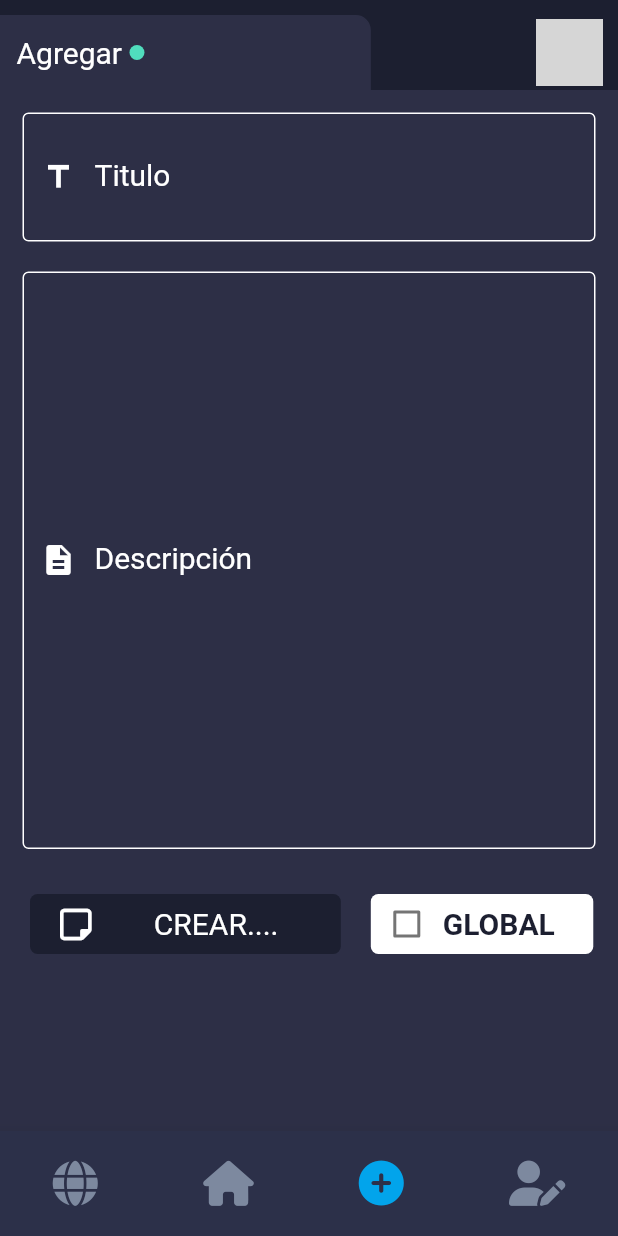
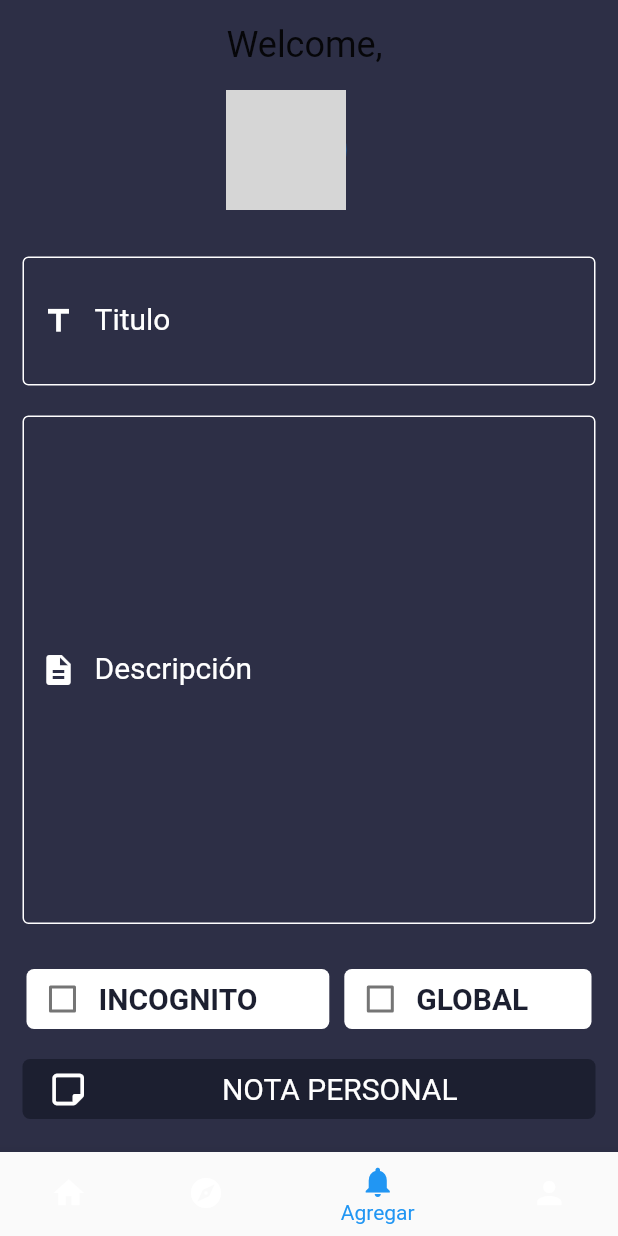
Before and after one commit to tinguar/todo-list, a Flutter app: the Home screen opened directly with empty values, item 3 of the bottom bar chosen, on a phone screen of 412 x 824 dp. Run offline on Flutter 3.47's test engine with Material 2 defaults, Android fonts, the phone set to English and light mode, and no system bars; our stand-ins replace cloud_firestore, firebase_auth, firebase_core, font_awesome_flutter, google_sign_in; accounts and stored records are empty; network calls fail; grey boxes are pictures that could not be loaded.

```diff
--- a/lib/src/provider/navigator_bar.dart
+++ b/lib/src/provider/navigator_bar.dart
@@ -1,12 +1,12 @@
 import 'package:flutter/material.dart';
 
-class NavigatorBar extends ChangeNotifier {
-  int _selectedIndex = 0;
+class NavigationProvider with ChangeNotifier {
+  int _currentIndex = 0;
 
-  int get selectedIndex => _selectedIndex;
+  int get currentIndex => _currentIndex;
 
-  void setTabIndex(int index) {
-    _selectedIndex = index;
+  void changePage(int index) {
+    _currentIndex = index;
     notifyListeners();
   }
 }
--- a/lib/src/provider/provider.dart
+++ b/lib/src/provider/provider.dart
@@ -1 +1,2 @@
 export 'navigator_bar.dart';
+export 'notes.dart';
--- a/lib/src/view/home.dart
+++ b/lib/src/view/home.dart
@@ -1,50 +1,88 @@
 import 'package:firebase_auth/firebase_auth.dart';
 import 'package:flutter/material.dart';
-import 'package:font_awesome_flutter/font_awesome_flutter.dart';
 import 'package:provider/provider.dart';
-import 'package:to_do_list/src/firebase/firebase.dart';
 import 'package:to_do_list/src/style/style.dart';
 import 'package:to_do_list/src/view/layout/home/home.dart';
 
+import '../constant/constant.dart';
 import '../provider/provider.dart';
-import '../widget/widget.dart';
-import 'layout/home/todo.dart';
 
 class Home extends StatelessWidget {
   final User? user;
 
-  const Home({super.key, required this.user});
+  const Home({Key? key, required this.user}) : super(key: key);
+
   @override
   Widget build(BuildContext context) {
-    final appStateManager = Provider.of<NavigatorBar>(context);
+    final sizeW = Responsive.isResponsiveWidth(context, 1);
 
-    return Scaffold(
-      backgroundColor: ColorS.background,
-      body: Todo(user: user),
-      bottomNavigationBar: BottomAppBar(
-        color: ColorS.backgroundB,
-        child: Row(
-          mainAxisAlignment: MainAxisAlignment.spaceAround,
+    final List<Widget> pages = [
+      Init(),
+      Init(),
+      Add(user: user),
+      Init(),
+    ];
+
+    return SafeArea(
+      child: Scaffold(
+        backgroundColor: ColorS.background,
+        body: Column(
           children: [
-            IconButtonNavigatorBar(
-              icon: FontAwesomeIcons.globe,
-              bar: appStateManager,
-              number: 0,
+            Padding(
+              padding: const EdgeInsets.all(16.0),
+              child: Column(
+                crossAxisAlignment: CrossAxisAlignment.start,
+                children: [
+                  Text(
+                    'Welcome, ${user?.displayName}',
+                    style: const TextStyle(fontSize: 24),
+                  ),
+                  const SizedBox(height: 16),
+                  CircleAvatar(
+                    backgroundImage: NetworkImage(user?.photoURL ?? ''),
+                    radius: 40,
+                  ),
+                ],
+              ),
             ),
-            IconButtonNavigatorBar(
-              icon: FontAwesomeIcons.house,
-              bar: appStateManager,
-              number: 1,
+            Expanded(
+              child: SingleChildScrollView(
+                child: SizedBox(
+
+                  child: IndexedStack(
+                    index:
+                        Provider.of<NavigationProvider>(context).currentIndex,
+                    children: pages,
+                  ),
+                ),
+              ),
             ),
-            IconButtonNavigatorBar(
-              icon: FontAwesomeIcons.circlePlus,
-              bar: appStateManager,
-              number: 2,
+          ],
+        ),
+        bottomNavigationBar: BottomNavigationBar(
+          fixedColor: Colors.blue,
+          backgroundColor: Colors.blue,
+          currentIndex: Provider.of<NavigationProvider>(context).currentIndex,
+          onTap: (int index) {
+            Provider.of<NavigationProvider>(context, listen: false)
+                .changePage(index);
+          },
+          items: const [
+            BottomNavigationBarItem(
+              icon: Icon(Icons.home),
+              label: 'Global',
             ),
-            IconButtonNavigatorBar(
-              icon: FontAwesomeIcons.userPen,
-              bar: appStateManager,
-              number: 3,
+            BottomNavigationBarItem(
+              icon: Icon(Icons.explore),
+              label: 'Inicio',
+            ),
+            BottomNavigationBarItem(
+              icon: Icon(Icons.notifications),
+              label: 'Agregar',
+            ),
+            BottomNavigationBarItem(
+              icon: Icon(Icons.person),
+              label: 'Usuario',
             ),
           ],
         ),
--- a/lib/src/view/layout/home/add.dart
+++ b/lib/src/view/layout/home/add.dart
@@ -24,6 +24,7 @@ class _AddState extends State<Add> {
   final _formKey = GlobalKey<FormState>();
   bool _isPublic = false;
   bool _isLoading = false;
+  bool _isIncognito = false;
   TextEditingController _titleController = TextEditingController();
   TextEditingController _descriptionController = TextEditingController();
 
@@ -31,6 +32,16 @@ class _AddState extends State<Add> {
   Widget build(BuildContext context) {
     final sizeW = Responsive.isResponsiveWidth(context, 1);
     final sizeH = Responsive.isResponsiveHeight(context, 1);
+
+    String buttonTitle = '';
+
+    if (!_isPublic && !_isIncognito) {
+      buttonTitle = 'Nota personal'.toUpperCase();
+    } else if (_isPublic && !_isIncognito) {
+      buttonTitle = 'Nota global'.toUpperCase();
+    } else if (_isPublic && _isIncognito) {
+      buttonTitle = 'Nota global privada'.toUpperCase();
+    }
 
     return Form(
       key: _formKey,
@@ -57,11 +68,15 @@ class _AddState extends State<Add> {
           ),
           Padding(
             padding: const EdgeInsets.only(
-                left: 15, right: 15, top: 5, bottom: 10),
+              left: 15,
+              right: 15,
+              top: 5,
+              bottom: 10,
+            ),
             child: TextFormField(
               style: TextS.title,
               controller: _descriptionController,
-              maxLines: 15,
+              maxLines: 13,
               decoration: FormTextC.loginInputDecoration(
                 hint: 'Descripción',
                 label: 'Descripción',
@@ -69,17 +84,61 @@ class _AddState extends State<Add> {
               ),
             ),
           ),
+
+          const SizedBox(height: 20.0),
           Row(
+            mainAxisAlignment: MainAxisAlignment.center,
             children: [
-              SizedBox(
-                width: sizeW * 0.6,
+              IgnorePointer(
+                ignoring: _isPublic == true ? false : true,
+                child: Checkout(
+                  value: _isIncognito,
+                  size: sizeW * 0.49,
+                  onChanged: (bool? value) {
+                    setState(() {
+                      _isIncognito = value ?? false;
+                    });
+                  },
+                  style: TextS.titleW,
+                  text: 'incognito',
+                ),
+              ),
+              const SizedBox(width: 10.0),
+              Checkout(
+                value: _isPublic,
+                size: sizeW * 0.4,
+                onChanged: (bool? value) {
+                  setState(() {
+                    _isPublic = value ?? false;
+                  });
+                },
+                style: TextS.titleW,
+                text: 'Global',
+              ),
+            ],
+          ),
+          const SizedBox(
+            height: 10.0,
+          ),
+          _isLoading
+              ? SizedBox(
+                  width: sizeW - 10.0,
+                  child: const Padding(
+                    padding: EdgeInsets.only(right: 30.0),
+                    child: CircularProgressIndicator(
+                      color: Colors.white,
+                    ),
+                  ),
+                )
+              : SizedBox(
+                  width: sizeW,
                   child: ButtonIconOnpress(
                     color: ColorS.button,
                     icon: const FaIcon(
                       FontAwesomeIcons.noteSticky,
                       color: Colors.white,
                     ),
-                  text: 'Crear....'.toUpperCase(),
+                    text: buttonTitle,
                     textS: TextS.title,
                     onTap: () async {
                       if (_formKey.currentState!.validate()) {
@@ -91,7 +150,7 @@ class _AddState extends State<Add> {
                             title: _titleController.text,
                             description: _descriptionController.text,
                             isPublic: _isPublic,
-                      );
+                            isIncognito: _isIncognito);
                         await FirebaseAuthUser.instance()
                             .saveNoteWithUser(note);
 
@@ -99,54 +158,15 @@ class _AddState extends State<Add> {
                           _isLoading = false;
                           _titleController.clear();
                           _descriptionController.clear();
-                        _isPublic = false; // Restablecer el valor del checkbox
+                          _isPublic = false;
+                          _isIncognito = false;
                         });
                       }
                     },
                   ),
                 ),
-              _isLoading
-                  ? SizedBox(
-                width: sizeW * 0.4,
-                child: const Padding(
-                  padding: EdgeInsets.only(right: 30.0),
-                  child: CircularProgressIndicator(
-                    color: Colors.white,
-                  ),
-                ),
-              )
-                  : SizedBox(
-                width: sizeW * 0.36,
-                child: Container(
-                  height: 40.0,
-                  decoration: BoxDecoration(
-                    color: Colors.white,
-                    borderRadius: BorderRadius.circular(5.0),
-                  ),
-                  child: Row(
-                    children: [
-                      Checkbox(
-                        value: _isPublic,
-                        activeColor: const Color(0xFF1c1f30),
-                        checkColor: const Color(0xFF1c1f30),
-                        focusColor: const Color(0xFF1c1f30),
-                        hoverColor: const Color(0xFF1c1f30),
-                        onChanged: (bool? value) {
-                          setState(() {
-                            _isPublic = value ?? false;
-                          });
-                        },
-                      ),
-                      Text(
-                        'global'.toUpperCase(),
-                        style: TextS.titleW,
-                      )
-                    ],
-                  ),
-                ),
-              ),
-            ],
-          ),
+
+          // value: _isPublic,
         ],
       ),
     );
--- a/lib/src/view/layout/home/home.dart
+++ b/lib/src/view/layout/home/home.dart
@@ -1,4 +1,5 @@
 export 'todo.dart';
 export 'person.dart';
 export 'add.dart';
-export 'like.dart';
+export 'init.dart';
+export 'global.dart';
--- a/lib/src/view/layout/home/person.dart
+++ b/lib/src/view/layout/home/person.dart
@@ -7,9 +7,6 @@ class Person extends StatelessWidget {
 
   @override
   Widget build(BuildContext context) {
-    return Scaffold(
-      backgroundColor: ColorS.background,
-
-    );
+    return Column(children: [],);
   }
 }
--- a/lib/src/view/layout/home/todo.dart
+++ b/lib/src/view/layout/home/todo.dart
@@ -1,11 +1,13 @@
 import 'package:firebase_auth/firebase_auth.dart';
 import 'package:flutter/foundation.dart';
+import 'package:flutter/gestures.dart';
 import 'package:flutter/material.dart';
 import 'package:font_awesome_flutter/font_awesome_flutter.dart';
 import 'package:provider/provider.dart';
 import 'package:to_do_list/src/provider/provider.dart';
 import 'package:to_do_list/src/view/layout/auth/auth.dart';
 import 'package:to_do_list/src/view/layout/home/add.dart';
+import 'package:to_do_list/src/view/layout/home/home.dart';
 
 import '../../../constant/constant.dart';
 import '../../../firebase/firebase.dart';
@@ -15,18 +17,17 @@ import '../../../widget/widget.dart';
 class Todo extends StatelessWidget {
   final User? user;
 
-  const Todo({super.key, required this.user});
+  const Todo({Key? key, required this.user}) : super(key: key);
 
   @override
   Widget build(BuildContext context) {
     final sizeW = Responsive.isResponsiveWidth(context, 1);
     final sizeH = Responsive.isResponsiveHeight(context, 1);
-    final appStateManager = Provider.of<NavigatorBar>(context);
+    ScrollController _scrollController = ScrollController();
 
     return Scaffold(
       backgroundColor: ColorS.background,
       body: SafeArea(
-        child: SingleChildScrollView(
         child: Column(
           children: [
             Container(
@@ -56,15 +57,15 @@ class Todo extends StatelessWidget {
                             const SizedBox(
                               width: 10.0,
                             ),
-                              if (appStateManager.selectedIndex == 0)
-                                Text('Inicio', style: TextS.title),
-                              if (appStateManager.selectedIndex == 1)
-                                Text('Notas', style: TextS.title),
-                              if (appStateManager.selectedIndex == 2)
-                                Text('Agregar', style: TextS.title),
-                              if (appStateManager.selectedIndex == 3)
-                                Text(getFormattedName(user?.displayName ?? "N/A"),
-                                    style: TextS.title),
+                            // if (appStateManager.selectedIndex == 0)
+                            //   Text('Global', style: TextS.title),
+                            // if (appStateManager.selectedIndex == 1)
+                            //   Text('Inicio', style: TextS.title),
+                            // if (appStateManager.selectedIndex == 2)
+                            //   Text('Agregar', style: TextS.title),
+                            // if (appStateManager.selectedIndex == 3)
+                            //   Text(getFormattedName(user?.displayName ?? "N/A"),
+                            //       style: TextS.title),
                             const SizedBox(
                               width: 5.0,
                             ),
@@ -97,30 +98,24 @@ class Todo extends StatelessWidget {
                 ],
               ),
             ),
+            Flexible(
+              flex: 1,
+              child: SingleChildScrollView(
+                keyboardDismissBehavior:
+                    ScrollViewKeyboardDismissBehavior.manual,
+                child: Column(
+                  children: [
 
-              if (appStateManager.selectedIndex == 0)
-                SizedBox(
-                    width: sizeW * 1,
-                    height: sizeH * 0.78,
-                    child: Text('Global', style: TextS.title)),
-              if (appStateManager.selectedIndex == 1)
-                SizedBox(
-                    width: sizeW * 1,
-                    height: sizeH * 0.78,
-                    child: Text('Inicio', style: TextS.title)),
-              if (appStateManager.selectedIndex == 2)
-                SizedBox(
-                    width: sizeW * 1,
-                    height: sizeH * 0.78,
-                    child: Add(
-                      user: user,
-                    )),
-              if (appStateManager.selectedIndex == 3)
-                SizedBox(
-                  width: sizeW,
-                  height: sizeH * 0.78,
-                  child: Text('dadsdsd'),
+                  ],
                 ),
+              ),
+            ),
+          ],
+        ),
+      ),
+    );
+  }
+}
 
 // ButtonIconOnpress(
 //   color: ColorS.buttonW,
@@ -134,45 +129,3 @@ class Todo extends StatelessWidget {
 //     print('TODAS LAS NOTAS');
 //   },
 // ),
-            ],
-          ),
-        ),
-      ),
-    );
-  }
-}
-
-// Padding(
-//   padding: const EdgeInsets.only(
-//     top: 10.0,
-//   ),
-//   child: GestureDetector(
-//     onTap: () {
-//       firebaseAuthUser.signOut();
-//       Navigator.pushReplacement(
-//         context,
-//         MaterialPageRoute(builder: (context) => const SignIn()),
-//       );
-//       if (kDebugMode) {
-//         print('CERRAR SECCION RAPIDO');
-//       }
-//     },
-//     child: Container(
-//       width: sizeW * 0.4,
-//       color: ColorS.button,
-//       child: const Row(
-//         mainAxisAlignment: MainAxisAlignment.end,
-//         children: [
-//           Icon(
-//             Icons.power_settings_new_outlined,
-//             color: Colors.white,
-//             size: 30.0,
-//           ),
-//           SizedBox(
-//             width: 10.0,
-//           )
-//         ],
-//       ),
-//     ),
-//   ),
-// )
--- a/lib/src/widget/button.dart
+++ b/lib/src/widget/button.dart
@@ -1,4 +1,3 @@
-
 import 'package:flutter/material.dart';
 import 'package:font_awesome_flutter/font_awesome_flutter.dart';
 
@@ -15,15 +14,21 @@ class ButtonIconOnpress extends StatelessWidget {
     Key? key,
     required this.color,
     required this.icon,
-    required this.text, required this.onTap, required this.textS,
+    required this.text,
+    required this.onTap,
+    required this.textS,
   }) : super(key: key);
 
   @override
   Widget build(
-      BuildContext context,
-      ) {
+    BuildContext context,
+  ) {
     return Padding(
-      padding: const EdgeInsets.all(20.0),
+      padding: const EdgeInsets.only(
+        left: 15.0,
+        right: 15.0,
+        top: 10.0,
+      ),
       child: GestureDetector(
         onTap: onTap,
         child: Container(
--- /dev/null
+++ b/lib/src/widget/checkout.dart
@@ -0,0 +1,45 @@
+import 'package:flutter/material.dart';
+
+class Checkout extends StatelessWidget {
+  final bool value;
+  final double size;
+  final ValueChanged<bool?>? onChanged;
+  final TextStyle style;
+  final String text;
+
+  Checkout({
+    Key? key,
+    required this.value,
+    required this.size,
+    required this.onChanged,
+    required this.style,
+    required this.text,
+  }) : super(key: key);
+
+  @override
+  Widget build(BuildContext context) {
+    return SizedBox(
+      width: size,
+      child: Container(
+        height: 40.0,
+        decoration: BoxDecoration(
+          color: Colors.white,
+          borderRadius: BorderRadius.circular(5.0),
+        ),
+        child: Row(
+          children: [
+            Checkbox(
+              value: value,
+              activeColor: const Color(0xFF1c1f30),
+              checkColor: const Color(0xFF1c1f30),
+              focusColor: const Color(0xFF1c1f30),
+              hoverColor: const Color(0xFF1c1f30),
+              onChanged: onChanged,
+            ),
+            Text(text.toUpperCase(), style: style),
+          ],
+        ),
+      ),
+    );
+  }
+}
--- a/lib/src/widget/icon_navigator.dart
+++ b/lib/src/widget/icon_navigator.dart
@@ -1,34 +1,34 @@
-import 'package:flutter/material.dart';
-import 'package:font_awesome_flutter/font_awesome_flutter.dart';
-
-import '../provider/provider.dart';
-import '../style/style.dart';
-
-class IconButtonNavigatorBar extends StatelessWidget {
-  final NavigatorBar bar;
-  final IconData icon;
-  final int number;
-  const IconButtonNavigatorBar({
-    Key? key,
-    required this.bar,
-    required this.icon,
-    required this.number,
-  }) : super(key: key);
-
-  @override
-  Widget build(BuildContext context) {
-    return Padding(
-      padding: const EdgeInsets.all(20.0),
-      child: InkWell(
-        onTap: () => bar.setTabIndex(number),
-        splashColor: ColorS.backgroundB,
-        highlightColor: ColorS.backgroundB,
-        child: FaIcon(
-          size: 30.0,
-          icon,
-          color: bar.selectedIndex == number ? ColorS.select : ColorS.selectN,
-        ),
-      ),
-    );
-  }
-}
+// import 'package:flutter/material.dart';
+// import 'package:font_awesome_flutter/font_awesome_flutter.dart';
+//
+// import '../provider/provider.dart';
+// import '../style/style.dart';
+//
+// class IconButtonNavigatorBar extends StatelessWidget {
+//   final NavigationProvider bar;
+//   final IconData icon;
+//   final int number;
+//   const IconButtonNavigatorBar({
+//     Key? key,
+//     required this.bar,
+//     required this.icon,
+//     required this.number,
+//   }) : super(key: key);
+//
+//   @override
+//   Widget build(BuildContext context) {
+//     return Padding(
+//       padding: const EdgeInsets.all(20.0),
+//       child: InkWell(
+//         onTap: () => bar.setTabIndex(number),
+//         splashColor: ColorS.backgroundB,
+//         highlightColor: ColorS.backgroundB,
+//         child: FaIcon(
+//           size: 30.0,
+//           icon,
+//           color: bar.selectedIndex == number ? ColorS.select : ColorS.selectN,
+//         ),
+//       ),
+//     );
+//   }
+// }
--- a/lib/src/widget/widget.dart
+++ b/lib/src/widget/widget.dart
@@ -2,3 +2,4 @@ export 'tootil.dart';
 export 'dialogs.dart';
 export 'button.dart';
 export 'icon_navigator.dart';
+export 'checkout.dart';
```
Also changed, not shown: lib/main.dart (+14 -16 lines), lib/src/firebase/auth.dart (+45 -3 lines), lib/src/model/notes.dart (+16 -0 lines), lib/src/provider/notes.dart (added, +19 -0 lines), lib/src/view/layout/home/global.dart (added, +15 -0 lines), lib/src/view/layout/home/init.dart (added, +58 -0 lines), lib/src/view/layout/home/like.dart (deleted, +0 -15 lines), lib/src/view/layout/layout.dart (deleted). Lines whose indentation alone changed are shown as unchanged.
